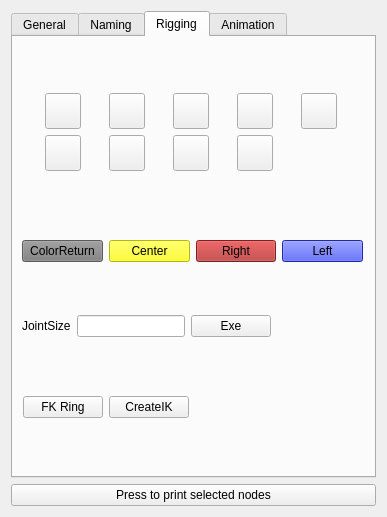
Above: ui/CAToolbox_UI.ui from joleeene/CAToolbox_UI before the change. Below: the same form after it.
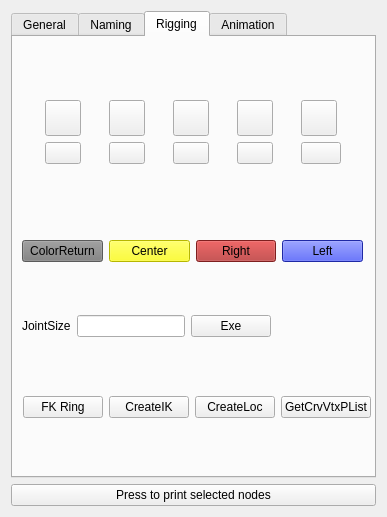
That is the form after the change. Icons and pictures are not drawn.

```diff
--- a/ui/CAToolbox_UI.ui
+++ b/ui/CAToolbox_UI.ui
@@ -475,6 +475,13 @@
               </property>
              </widget>
             </item>
+            <item row="1" column="4">
+             <widget class="QPushButton" name="QPBCtrler4DirCirc">
+              <property name="text">
+               <string/>
+              </property>
+             </widget>
+            </item>
            </layout>
           </item>
          </layout>
@@ -593,25 +600,26 @@
           <rect>
            <x>10</x>
            <y>330</y>
-           <width>341</width>
+           <width>348</width>
            <height>81</height>
           </rect>
          </property>
          <layout class="QHBoxLayout" name="horizontalLayout">
           <item>
            <layout class="QGridLayout" name="gridLayout_3">
-            <item row="0" column="2">
-             <spacer name="horizontalSpacer_3">
-              <property name="orientation">
-               <enum>Qt::Horizontal</enum>
+            <item row="0" column="1">
+             <widget class="QPushButton" name="QPBCreateIK">
+              <property name="text">
+               <string>CreateIK</string>
               </property>
-              <property name="sizeHint" stdset="0">
-               <size>
-                <width>40</width>
-                <height>20</height>
-               </size>
+             </widget>
+            </item>
+            <item row="0" column="3">
+             <widget class="QPushButton" name="QPBGetCrvVtxPList">
+              <property name="text">
+               <string>GetCrvVtxPList</string>
               </property>
-             </spacer>
+             </widget>
             </item>
             <item row="0" column="0">
              <widget class="QPushButton" name="QPBCreateFKRing">
@@ -623,23 +631,10 @@
               </property>
              </widget>
             </item>
-            <item row="0" column="3">
-             <spacer name="horizontalSpacer_4">
-              <property name="orientation">
-               <enum>Qt::Horizontal</enum>
-              </property>
-              <property name="sizeHint" stdset="0">
-               <size>
-                <width>40</width>
-                <height>20</height>
-               </size>
-              </property>
-             </spacer>
-            </item>
-            <item row="0" column="1">
-             <widget class="QPushButton" name="QPBCreateIK">
+            <item row="0" column="2">
+             <widget class="QPushButton" name="QPBCreateLoc">
               <property name="text">
-               <string>CreateIK</string>
+               <string>CreateLoc</string>
               </property>
              </widget>
             </item>
```
Left out of the diff: 18 changed lines with no effect on the pictures.
